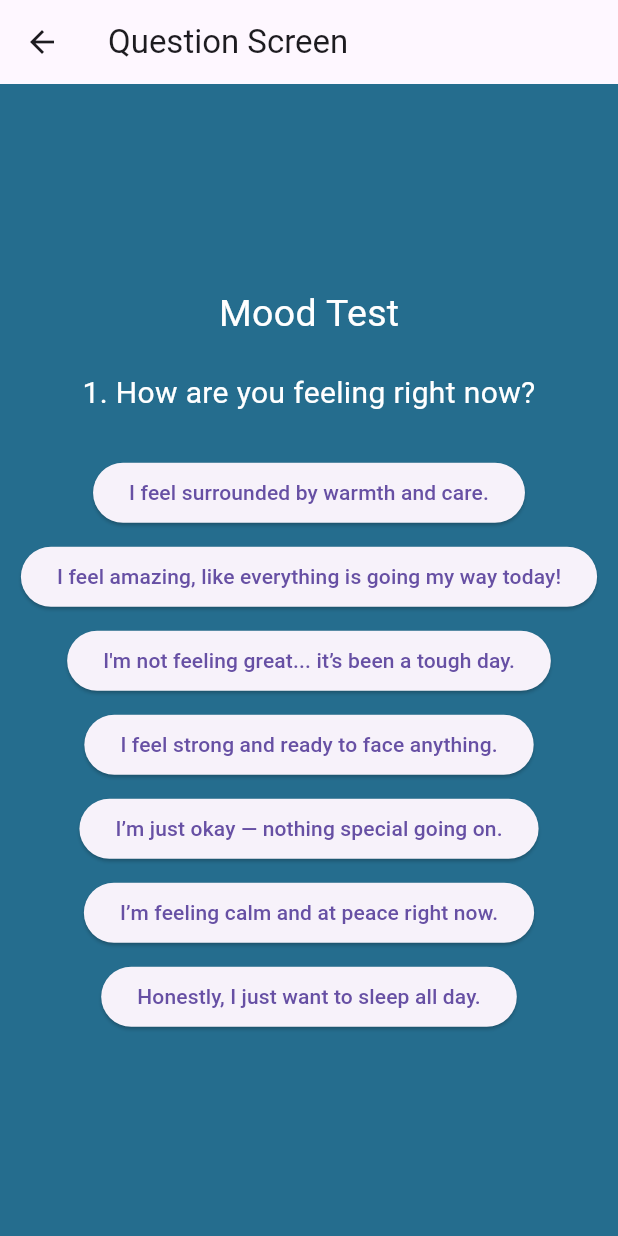
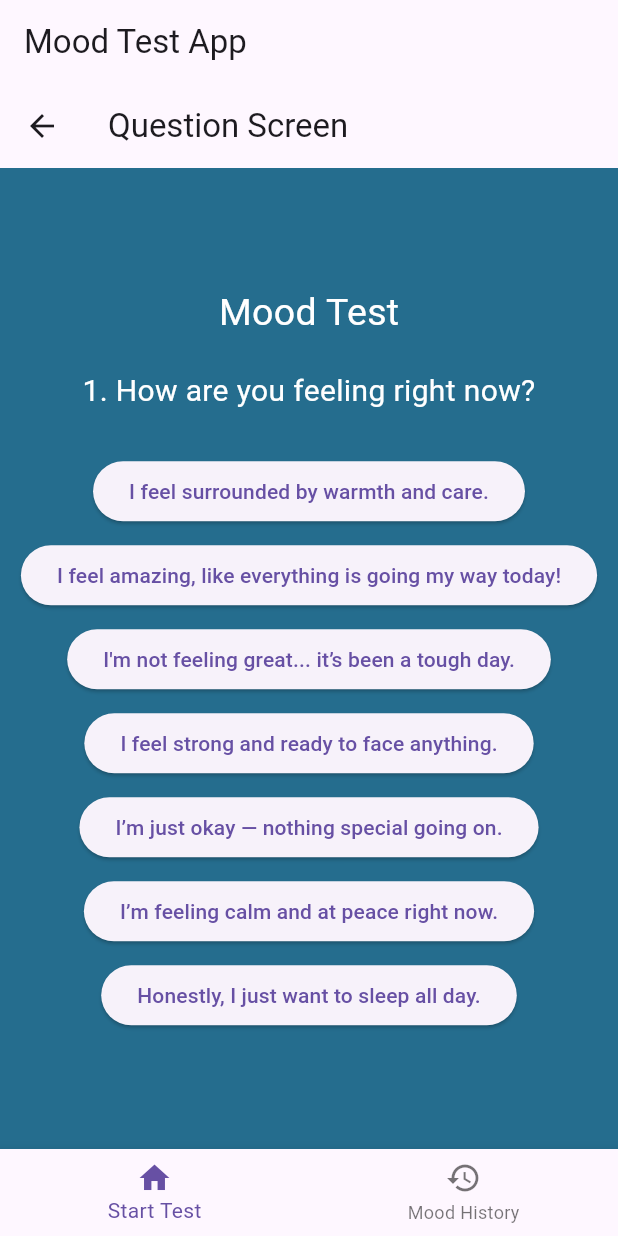
Before and after one commit to alihajhsn/MoodApplication, a Flutter app: the screen it shows after launch, after a tap on "Start Test", on a phone screen of 412 x 824 dp. Run offline on Flutter 3.47's test engine with Material 3 defaults, Android fonts, the phone set to English and light mode, and no system bars.

Commit message:
Initial commit

```diff
--- a/lib/main.dart
+++ b/lib/main.dart
@@ -1,5 +1,6 @@
 // lib/main.dart
 import 'package:flutter/material.dart';
+import 'package:mood_application_project/screens/moodhistory.dart';
 import 'models/mood.dart';
 import 'data/questions.dart';
 import 'screens/startscreen.dart';
@@ -18,6 +19,7 @@ class MoodTestApp extends StatefulWidget {
 }
 
 class _MoodTestAppState extends State<MoodTestApp> {
+  int _selectedIndex =0;
   int currentQuestionIndex = 0;
   Map<Mood, int> scores = {
     Mood.Happy: 0,
@@ -61,36 +63,32 @@ class _MoodTestAppState extends State<MoodTestApp> {
     });
   }
 
-  void saveResult() {
-    ScaffoldMessenger.of(context).showSnackBar(
-      const SnackBar(content: Text('Result saved successfully!')),
-    );
-  }
+    void _onItemTapped(int index) {
+    setState(() {
+      _selectedIndex = index; // Reset questions when switching tabs
 
-  void showSuggestions() {
-    ScaffoldMessenger.of(context).showSnackBar(
-      const SnackBar(content: Text('Here are some suggestions to improve your mood!')),
-    );
-  }
+    });}
+
+
 
   @override
   Widget build(BuildContext context) {
     return MaterialApp(
       title: 'Mood Test',
-      theme: ThemeData(
-        primarySwatch: Colors.blue,
-      ),
-      home: Navigator(
+      theme: ThemeData(primarySwatch: Colors.blue),
+      home: Scaffold(
+        appBar: AppBar(title: const Text('Mood Test App')),
+        body: Navigator(
           pages: [
-          if (!testStarted)
+             if (_selectedIndex == 1)
+              MaterialPage(child: MoodHistoryScreen())
+            else if (!testStarted)
               MaterialPage(child: StartScreen(onStartTest: startTest))
-          else if (testEnded && finalResult != null)
+            else if (testEnded)
               MaterialPage(
                 child: ResultScreen(
-                resultMood: finalResult!,
-                onRestart: restartTest,
-                onSave: saveResult,
-                onSuggest: showSuggestions,
+
+                  onRestart: restartTest, resultMood: finalResult, onSave: () {  }, onSuggest: () { },
                 ),
               )
             else
@@ -104,6 +102,17 @@ class _MoodTestAppState extends State<MoodTestApp> {
           ],
           onPopPage: (route, result) => route.didPop(result),
         ),
+        bottomNavigationBar: BottomNavigationBar(
+          items: [
+            BottomNavigationBarItem(icon: Icon(Icons.home), label: 'Start Test'),
+            BottomNavigationBarItem(icon: Icon(Icons.history), label: 'Mood History'),
+          ],
+          currentIndex: _selectedIndex,
+          onTap: _onItemTapped,
+
+        ),
+      ),
+
     );
   }
 }
--- a/lib/screens/resultscreen.dart
+++ b/lib/screens/resultscreen.dart
@@ -4,7 +4,7 @@ import 'package:mood_application_project/screens/startscreen.dart';
 import '../models/mood.dart';
 
 class ResultScreen extends StatelessWidget {
-  final Mood resultMood;
+
   final VoidCallback onRestart;
   final VoidCallback onSave;
   final VoidCallback onSuggest;
@@ -26,6 +26,8 @@ class ResultScreen extends StatelessWidget {
     Mood.Neutral: "You're feeling Neutral. Find a spark to light up your day. ⚖️",
     Mood.Relaxed: "You're feeling Relaxed. Enjoy the peace. 🌿",
   };
+
+  final dynamic resultMood;
 
   @override
   Widget build(BuildContext context) {
```
Also changed, not shown: lib/screens/moodhistory.dart (added, +15 -0 lines). Lines whose indentation alone changed are shown as unchanged.
